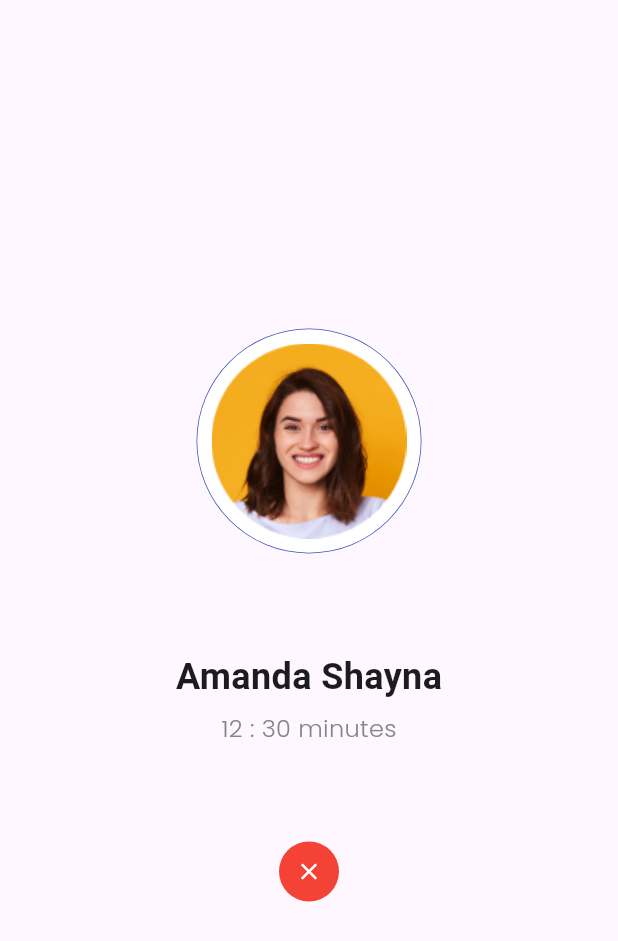
After one commit to jadesnowman/Cozy-BWA, a Flutter app: the ContactPage screen opened directly, on a phone screen of 412 x 824 dp. The commit adds this screen. Shown: the top 941 px of the screen. Run offline on Flutter 3.47's test engine with Material 3 defaults, Android fonts, the phone set to English and light mode, and no system bars; our stand-ins replace google_fonts.

Commit message:
Add ContactPage and link it to DetailPage

```diff
--- /dev/null
+++ b/lib/pages/contact_page.dart
@@ -0,0 +1,69 @@
+import 'package:cozy_marketplace/theme.dart';
+import 'package:flutter/material.dart';
+
+class ContactPage extends StatelessWidget {
+  const ContactPage({super.key});
+
+  @override
+  Widget build(BuildContext context) {
+    return Scaffold(
+      body: Center(
+        child: Column(
+          mainAxisAlignment: MainAxisAlignment.center,
+          children: [
+            Stack(
+              alignment: Alignment.center,
+              children: [
+                Container(
+                  width: 150,
+                  height: 150,
+                  decoration: BoxDecoration(
+                    shape: BoxShape.circle,
+                    color: Colors.indigo,
+                  ),
+                ),
+                Container(
+                  width: 149,
+                  height: 149,
+                  decoration: BoxDecoration(
+                    shape: BoxShape.circle,
+                    color: Colors.white,
+                  ),
+                ),
+                Image.asset('assets/images/avatar.png', width: 130, height: 130)
+              ],
+            ),
+            SizedBox(height: 65),
+            Text(
+              'Amanda Shayna',
+              style: TextStyle(
+                fontSize: 24,
+                fontWeight: FontWeight.bold,
+              ),
+            ),
+            SizedBox(height: 6),
+            Text(
+              '12 : 30 minutes',
+              style: heading2.copyWith(
+                fontSize: 16,
+              ),
+            ),
+            SizedBox(height: 60),
+            TextButton(
+              style: ElevatedButton.styleFrom(
+                padding: EdgeInsets.all(11),
+                shape: const CircleBorder(),
+                backgroundColor: Colors.red,
+              ),
+              onPressed: () => Navigator.pop(context),
+              child: Icon(
+                Icons.close,
+                color: Colors.white,
+              ),
+            ),
+          ],
+        ),
+      ),
+    );
+  }
+}
--- a/lib/pages/detail_page.dart
+++ b/lib/pages/detail_page.dart
@@ -1,3 +1,4 @@
+import 'package:cozy_marketplace/pages/contact_page.dart';
 import 'package:cozy_marketplace/theme.dart';
 import 'package:flutter/material.dart';
 
@@ -227,7 +228,14 @@ class DetailPage extends StatelessWidget {
                             borderRadius: BorderRadius.circular(17),
                           ),
                         ),
-                        onPressed: null,
+                        onPressed: () {
+                          Navigator.push(
+                            context,
+                            MaterialPageRoute(
+                              builder: (context) => const ContactPage(),
+                            ),
+                          );
+                        },
                         child: Text(
                           'Book Now',
                           style: buttonTextStyle.copyWith(
```
Also changed, not shown: assets/images/Icon_close_outline.png (added), assets/images/avatar.png (added).
